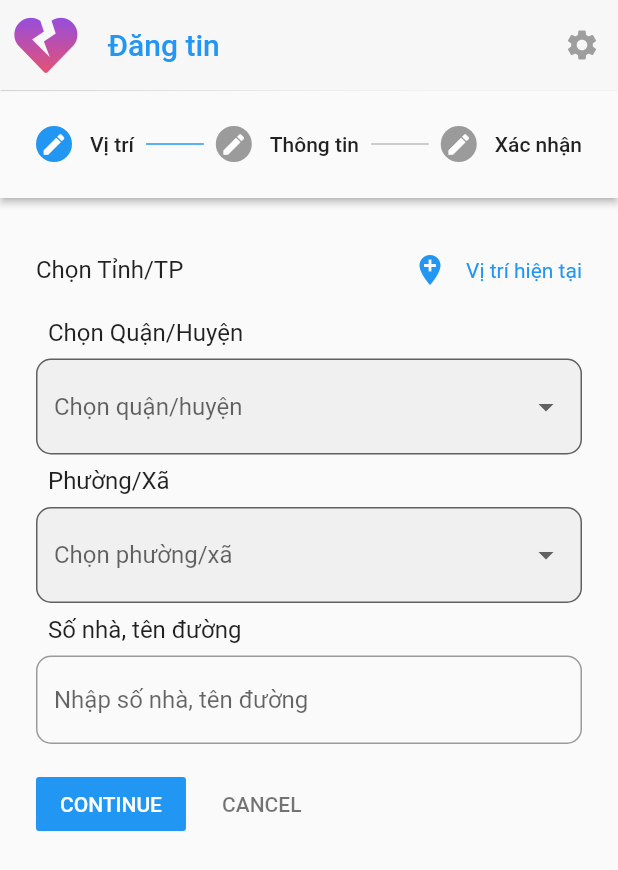
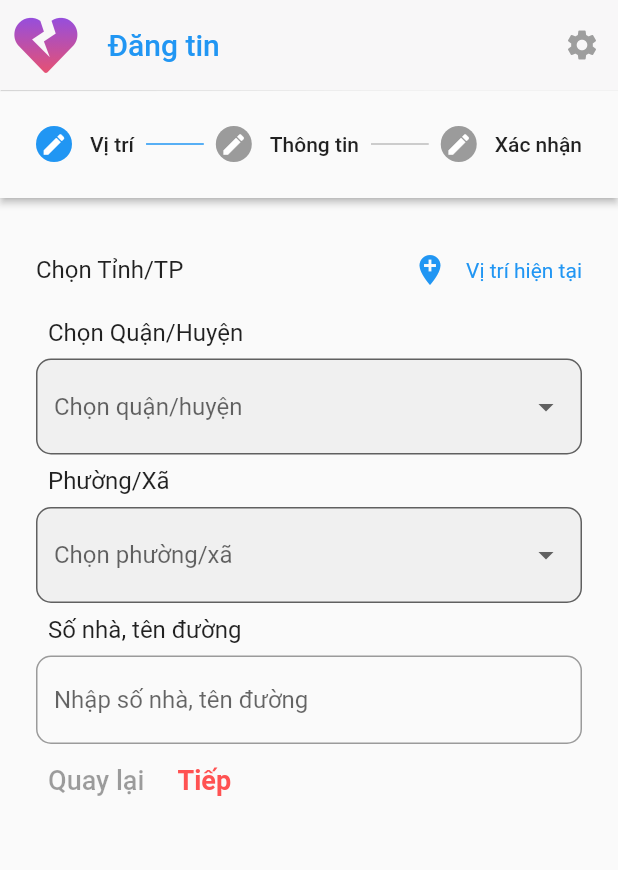
Before and after one commit to DaoVoTanIT/trainw1_cleanAchitecture, a Flutter app: the PostPage screen opened directly, on a phone screen of 412 x 824 dp. Shown: the top 870 px of the screen. Run offline on Flutter 3.47's test engine with Material 2 defaults, Android fonts, the phone set to English and light mode, and no system bars; our stand-ins replace bloc, curved_navigation_bar, dartz, equatable, firebase_auth, firebase_core and 9 more; missing offline and left inert: cloud_firestore_web, firebase_auth_web, firebase_core_web, location_web, multi_image_picker2, shared_preferences_web; accounts and stored records are empty; statements that could not run were skipped.

Commit message:
refactor: change button in Stepper

```diff
--- a/lib/features/Post/presentation/screen/Post.dart
+++ b/lib/features/Post/presentation/screen/Post.dart
@@ -69,6 +69,30 @@ class _PostPageState extends State<PostPage> {
         body: Stepper(
           type: StepperType.horizontal,
           currentStep: activeStepIndex,
+          controlsBuilder: (BuildContext context,
+              {VoidCallback? onStepContinue, VoidCallback? onStepCancel}) {
+            return Row(
+              children: <Widget>[
+                TextButton(
+                  onPressed: onStepCancel,
+                  child: const Text(
+                    'Quay lại',
+                    style: TextStyle(fontSize: 18),
+                  ),
+                ),
+                TextButton(
+                  onPressed: onStepContinue,
+                  child: const Text(
+                    'Tiếp',
+                    style: TextStyle(
+                        fontSize: 18,
+                        color: Colors.redAccent,
+                        fontWeight: FontWeight.bold),
+                  ),
+                ),
+              ],
+            );
+          },
           steps: [
             Step(
               state:
```
